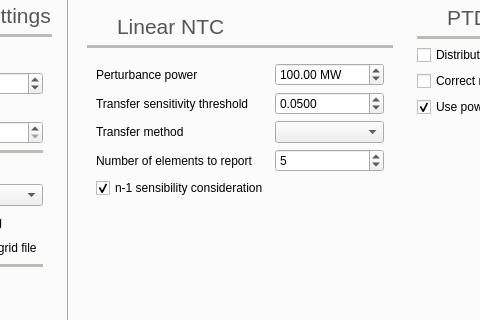
Before: the Qt Designer form src/GridCal/Gui/Main/MainWindow.ui in SanPen/GridCal, drawn with Qt 5; both pictures show x 152 to 632 and y 88 to 408 of the 1205 by 773 pixel window.
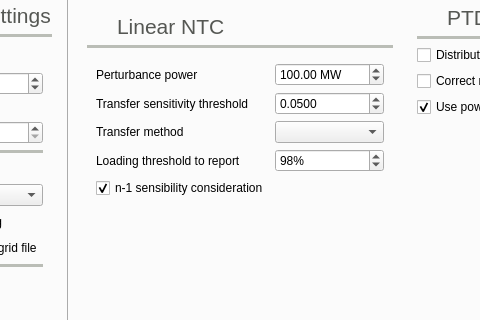
After: the same form once the commit is applied. The open tabs and pages were chosen to show the change. Icons and pictures are not drawn.

Commit message: ntc_opf/reports:  - New reports working

```diff
--- a/src/GridCal/Gui/Main/MainWindow.ui
+++ b/src/GridCal/Gui/Main/MainWindow.ui
@@ -5052,7 +5052,7 @@
                   <item row="3" column="0">
                    <widget class="QLabel" name="label_30">
                     <property name="text">
-                     <string>Number of elements to report</string>
+                     <string>Loading threshold to report</string>
                     </property>
                    </widget>
                   </item>
@@ -5079,22 +5079,6 @@
                     </property>
                    </widget>
                   </item>
-                  <item row="3" column="1">
-                   <widget class="QSpinBox" name="ntcReportLimitingElementsSpinBox">
-                    <property name="toolTip">
-                     <string>Top NTC limiting elements. Set to -1 to display all.</string>
-                    </property>
-                    <property name="minimum">
-                     <number>0</number>
-                    </property>
-                    <property name="maximum">
-                     <number>999999999</number>
-                    </property>
-                    <property name="value">
-                     <number>5</number>
-                    </property>
-                   </widget>
-                  </item>
                   <item row="0" column="0">
                    <widget class="QLabel" name="label_91">
                     <property name="text">
@@ -5138,6 +5122,19 @@
                     </property>
                    </widget>
                   </item>
+                  <item row="3" column="1">
+                   <widget class="QSpinBox" name="ntcReportLoadingThresholdSpinBox">
+                    <property name="suffix">
+                     <string>%</string>
+                    </property>
+                    <property name="maximum">
+                     <number>9999</number>
+                    </property>
+                    <property name="value">
+                     <number>98</number>
+                    </property>
+                   </widget>
+                  </item>
                  </layout>
                 </widget>
                </item>
```
Left out of the diff: 37 changed lines with no effect on the pictures. The commit also changes 21 other files.
